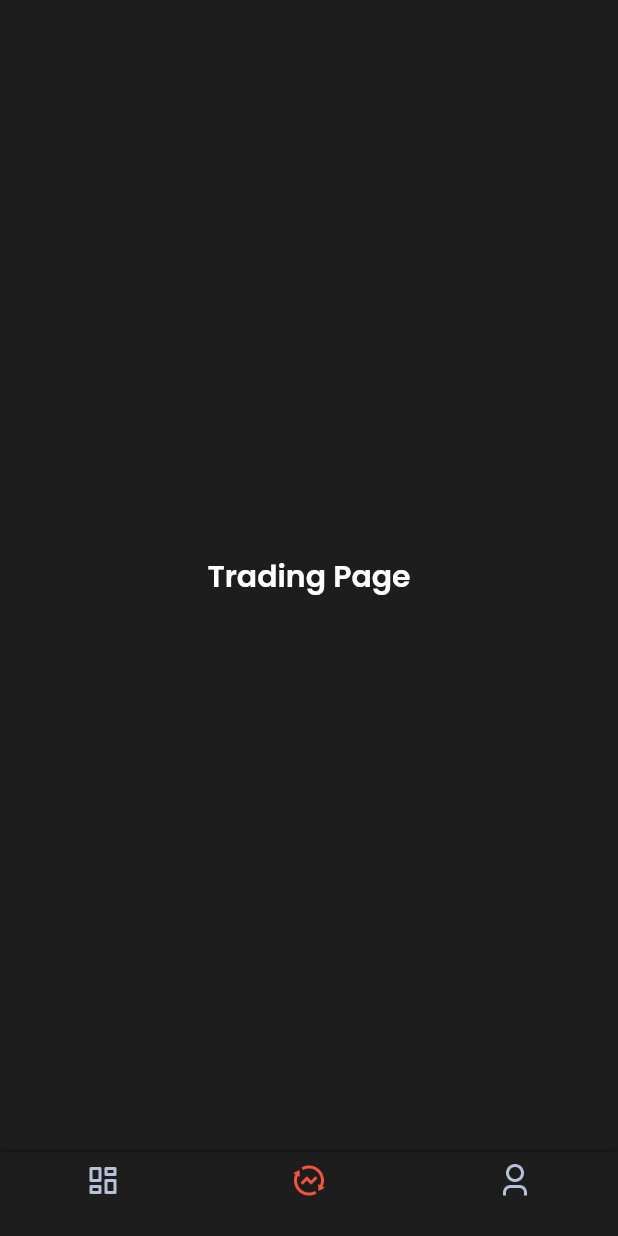
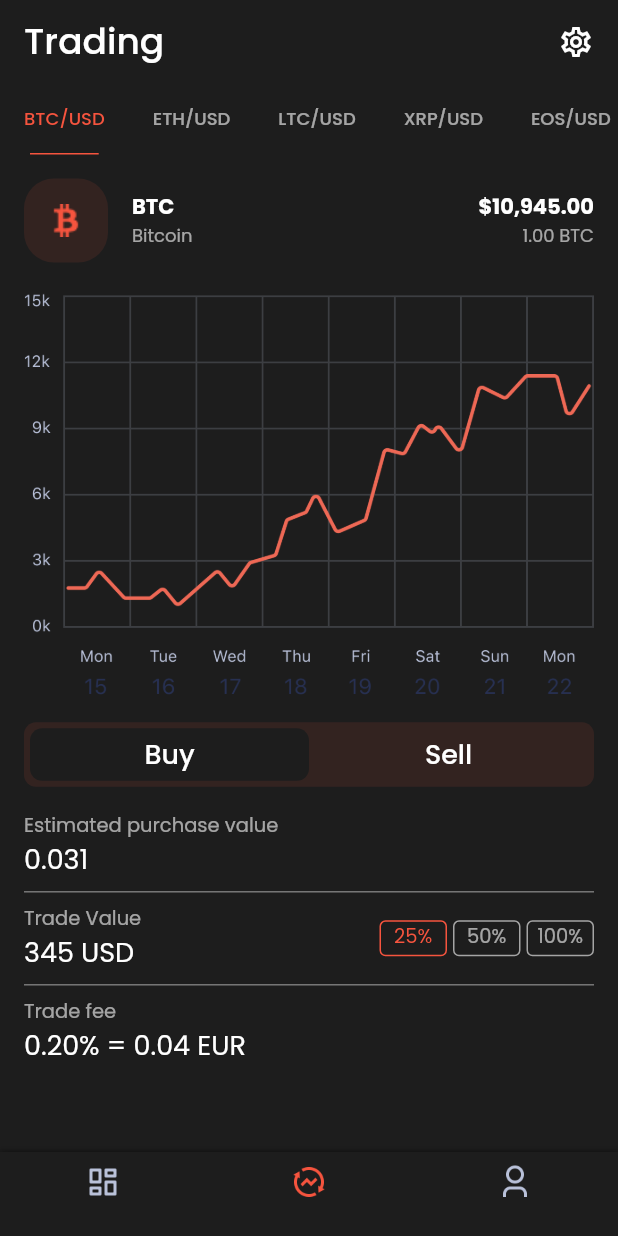
Before and after one commit to RidhaAF/cryptocurrency_app, a Flutter app: the screen it shows after launch, item 2 of the bottom bar chosen, on a phone screen of 412 x 824 dp. Run offline on Flutter 3.47's test engine with Material 2 defaults, Android fonts, the phone set to English and light mode, and no system bars; our stand-ins replace google_fonts.

Commit message:
Add Trading Page

```diff
--- a/lib/pages/ui/main_page.dart
+++ b/lib/pages/ui/main_page.dart
@@ -1,4 +1,5 @@
 import 'package:cryptocurrency_app/pages/ui/home_page.dart';
+import 'package:cryptocurrency_app/pages/ui/trading_page.dart';
 import 'package:flutter/material.dart';
 import 'package:google_fonts/google_fonts.dart';
 
@@ -11,16 +12,7 @@ class _MainPageState extends State<MainPage> {
   int _selectedIndex = 0;
   List<Widget> _widgetOptions = <Widget>[
     HomePage(),
-    Center(
-      child: Text(
-        'Trading Page',
-        style: GoogleFonts.poppins(
-          color: Colors.white,
-          fontSize: 20,
-          fontWeight: FontWeight.w600,
-        ),
-      ),
-    ),
+    TradingPage(),
     Center(
       child: Text(
         'Profile Page',
@@ -58,13 +50,6 @@ class _MainPageState extends State<MainPage> {
           backgroundColor: Color(0xFF1D1D1D),
           selectedItemColor: Color(0xFFF6543E),
           unselectedItemColor: Color(0xFFB9C1D9),
-          selectedLabelStyle: GoogleFonts.poppins(
-            fontSize: 12,
-            fontWeight: FontWeight.w500,
-          ),
-          unselectedLabelStyle: GoogleFonts.poppins(
-            fontSize: 12,
-          ),
           items: <BottomNavigationBarItem>[
             BottomNavigationBarItem(
               icon: Image.asset(
--- /dev/null
+++ b/lib/pages/ui/trading_page.dart
@@ -0,0 +1,302 @@
+import 'package:flutter/material.dart';
+import 'package:google_fonts/google_fonts.dart';
+
+class TradingPage extends StatelessWidget {
+  @override
+  Widget build(BuildContext context) {
+    return DefaultTabController(
+      length: 5,
+      child: Scaffold(
+        backgroundColor: Color(0xFF1D1D1D),
+        appBar: AppBar(
+          backgroundColor: Colors.transparent,
+          brightness: Brightness.dark,
+          elevation: 0,
+          title: Text(
+            'Trading',
+            style: GoogleFonts.poppins(
+              fontSize: 24,
+              fontWeight: FontWeight.w500,
+            ),
+          ),
+          actions: [
+            Container(
+              margin: EdgeInsets.only(right: 16.0),
+              child: Icon(
+                Icons.settings_outlined,
+              ),
+            ),
+          ],
+          bottom: TabBar(
+            indicatorPadding: EdgeInsets.symmetric(horizontal: 4.0),
+            indicatorSize: TabBarIndicatorSize.label,
+            indicatorWeight: 1.0,
+            indicatorColor: Color(0xFFF6543E),
+            isScrollable: true,
+            labelColor: Color(0xFFF6543E),
+            labelStyle: GoogleFonts.poppins(
+              fontSize: 12,
+            ),
+            unselectedLabelColor: Colors.white60,
+            tabs: [
+              Tab(
+                child: Text('BTC/USD'),
+              ),
+              Tab(
+                child: Text('ETH/USD'),
+              ),
+              Tab(
+                child: Text('LTC/USD'),
+              ),
+              Tab(
+                child: Text('XRP/USD'),
+              ),
+              Tab(
+                child: Text('EOS/USD'),
+              ),
+            ],
+          ),
+        ),
+        body: SingleChildScrollView(
+          child: Container(
+            margin: EdgeInsets.all(16.0),
+            child: Column(
+              crossAxisAlignment: CrossAxisAlignment.start,
+              children: [
+                Container(
+                  child: Row(
+                    children: [
+                      Container(
+                        padding: EdgeInsets.all(16.0),
+                        height: 56,
+                        width: 56,
+                        decoration: BoxDecoration(
+                          color: Color(0xFF6543E).withOpacity(0.1),
+                          borderRadius: BorderRadius.circular(20),
+                          image: DecorationImage(
+                            image: AssetImage('assets/logo_btc.png'),
+                          ),
+                        ),
+                      ),
+                      SizedBox(
+                        width: 16.0,
+                      ),
+                      Expanded(
+                        child: Column(
+                          crossAxisAlignment: CrossAxisAlignment.start,
+                          children: [
+                            Text(
+                              'BTC',
+                              style: GoogleFonts.poppins(
+                                color: Colors.white,
+                                fontWeight: FontWeight.w700,
+                              ),
+                            ),
+                            Text(
+                              'Bitcoin',
+                              style: GoogleFonts.poppins(
+                                color: Colors.white60,
+                                fontSize: 12,
+                              ),
+                            ),
+                          ],
+                        ),
+                      ),
+                      Column(
+                        crossAxisAlignment: CrossAxisAlignment.end,
+                        children: [
+                          Text(
+                            '\$10,945.00',
+                            style: GoogleFonts.poppins(
+                              color: Colors.white,
+                              fontWeight: FontWeight.w700,
+                            ),
+                          ),
+                          Text(
+                            '1.00 BTC',
+                            style: GoogleFonts.poppins(
+                              color: Colors.white60,
+                              fontSize: 12,
+                            ),
+                          ),
+                        ],
+                      ),
+                    ],
+                  ),
+                ),
+                SizedBox(
+                  height: 16.0,
+                ),
+                Image.asset(
+                  'assets/graph_btc_trading.png',
+                  width: double.infinity,
+                ),
+                SizedBox(
+                  height: 16.0,
+                ),
+                Container(
+                  padding: EdgeInsets.all(4.0),
+                  decoration: BoxDecoration(
+                    color: Color(0xFF6543E).withOpacity(0.1),
+                    borderRadius: BorderRadius.circular(8),
+                  ),
+                  child: Row(
+                    mainAxisAlignment: MainAxisAlignment.spaceBetween,
+                    children: [
+                      Expanded(
+                        child: Container(
+                          padding: EdgeInsets.symmetric(vertical: 4.0),
+                          decoration: BoxDecoration(
+                            color: Color(0xFF1D1D1D),
+                            borderRadius: BorderRadius.circular(8),
+                          ),
+                          child: Text(
+                            'Buy',
+                            style: GoogleFonts.poppins(
+                              color: Colors.white,
+                              fontSize: 18,
+                              fontWeight: FontWeight.w500,
+                            ),
+                            textAlign: TextAlign.center,
+                          ),
+                        ),
+                      ),
+                      Expanded(
+                        child: Container(
+                          child: Text(
+                            'Sell',
+                            style: GoogleFonts.poppins(
+                              color: Colors.white,
+                              fontSize: 18,
+                              fontWeight: FontWeight.w500,
+                            ),
+                            textAlign: TextAlign.center,
+                          ),
+                        ),
+                      ),
+                    ],
+                  ),
+                ),
+                SizedBox(
+                  height: 16.0,
+                ),
+                Text(
+                  'Estimated purchase value',
+                  style: GoogleFonts.poppins(
+                    color: Colors.white60,
+                    fontSize: 13,
+                  ),
+                ),
+                Text(
+                  '0.031',
+                  style: GoogleFonts.poppins(
+                    color: Colors.white,
+                    fontSize: 18,
+                  ),
+                ),
+                Divider(color: Colors.white60),
+                Row(
+                  mainAxisAlignment: MainAxisAlignment.spaceBetween,
+                  children: [
+                    Expanded(
+                      child: Column(
+                        crossAxisAlignment: CrossAxisAlignment.start,
+                        children: [
+                          Text(
+                            'Trade Value',
+                            style: GoogleFonts.poppins(
+                              color: Colors.white60,
+                              fontSize: 13,
+                            ),
+                          ),
+                          Text(
+                            '345 USD',
+                            style: GoogleFonts.poppins(
+                              color: Colors.white,
+                              fontSize: 18,
+                            ),
+                          ),
+                        ],
+                      ),
+                    ),
+                    Container(
+                      margin: EdgeInsets.only(right: 4.0),
+                      height: 24,
+                      width: 45,
+                      decoration: BoxDecoration(
+                        border: Border.all(
+                          color: Color(0xFFF6543E),
+                        ),
+                        borderRadius: BorderRadius.circular(4),
+                      ),
+                      child: Text(
+                        '25%',
+                        style: GoogleFonts.poppins(
+                          color: Color(0xFFF6543E),
+                          fontSize: 13,
+                        ),
+                        textAlign: TextAlign.center,
+                      ),
+                    ),
+                    Container(
+                      margin: EdgeInsets.only(right: 4.0),
+                      height: 24,
+                      width: 45,
+                      decoration: BoxDecoration(
+                        border: Border.all(
+                          color: Colors.white60,
+                        ),
+                        borderRadius: BorderRadius.circular(4),
+                      ),
+                      child: Text(
+                        '50%',
+                        style: GoogleFonts.poppins(
+                          color: Colors.white60,
+                          fontSize: 13,
+                        ),
+                        textAlign: TextAlign.center,
+                      ),
+                    ),
+                    Container(
+                      height: 24,
+                      width: 45,
+                      decoration: BoxDecoration(
+                        border: Border.all(
+                          color: Colors.white60,
+                        ),
+                        borderRadius: BorderRadius.circular(4),
+                      ),
+                      child: Text(
+                        '100%',
+                        style: GoogleFonts.poppins(
+                          color: Colors.white60,
+                          fontSize: 13,
+                        ),
+                        textAlign: TextAlign.center,
+                      ),
+                    ),
+                  ],
+                ),
+                Divider(color: Colors.white60),
+                Text(
+                  'Trade fee',
+                  style: GoogleFonts.poppins(
+                    color: Colors.white60,
+                    fontSize: 13,
+                  ),
+                ),
+                Text(
+                  '0.20% = 0.04 EUR',
+                  style: GoogleFonts.poppins(
+                    color: Colors.white,
+                    fontSize: 18,
+                  ),
+                ),
+              ],
+            ),
+          ),
+        ),
+      ),
+    );
+  }
+}
```
Also changed, not shown: assets/graph_btc_trading.png (added).
